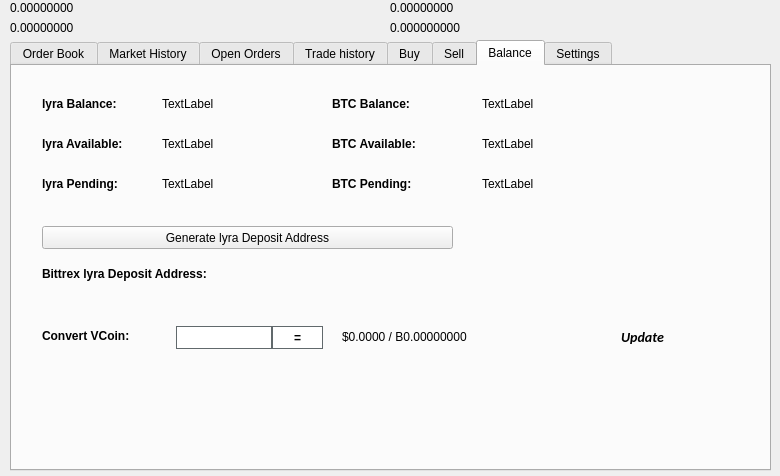
Old version of the form src/qt/forms/tradingdialog.ui in the repository scryptachain/scrypta.
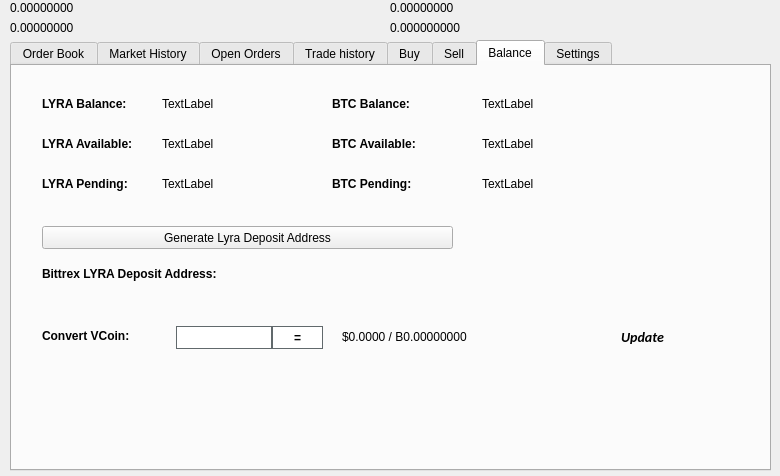
New version of the form. The open tabs and pages were chosen to show the change. Icons and pictures are not drawn.

What changed in the file:
```diff
--- a/src/qt/forms/tradingdialog.ui
+++ b/src/qt/forms/tradingdialog.ui
@@ -2762,7 +2762,7 @@
       </font>
      </property>
      <property name="text">
-      <string>lyra Balance:</string>
+      <string>LYRA Balance:</string>
      </property>
     </widget>
     <widget class="QLabel" name="label_12">
@@ -2813,7 +2813,7 @@
       </font>
      </property>
      <property name="text">
-      <string>lyra Available:</string>
+      <string>LYRA Available:</string>
      </property>
     </widget>
     <widget class="QLabel" name="label_14">
@@ -2832,7 +2832,7 @@
       </font>
      </property>
      <property name="text">
-      <string>lyra Pending:</string>
+      <string>LYRA Pending:</string>
      </property>
     </widget>
     <widget class="QLabel" name="lyraPendingLabel">
@@ -2928,7 +2928,7 @@
       </font>
      </property>
      <property name="text">
-      <string>Bittrex lyra Deposit Address:</string>
+      <string>Bittrex LYRA Deposit Address:</string>
      </property>
     </widget>
     <widget class="QPushButton" name="GenDepositBTN">
@@ -2941,7 +2941,7 @@
       </rect>
      </property>
      <property name="text">
-      <string>Generate lyra Deposit Address</string>
+      <string>Generate Lyra Deposit Address</string>
      </property>
      <property name="icon">
       <iconset resource="../lyra.qrc">
```
Left out of the diff: 34 changed lines with no effect on the pictures.
